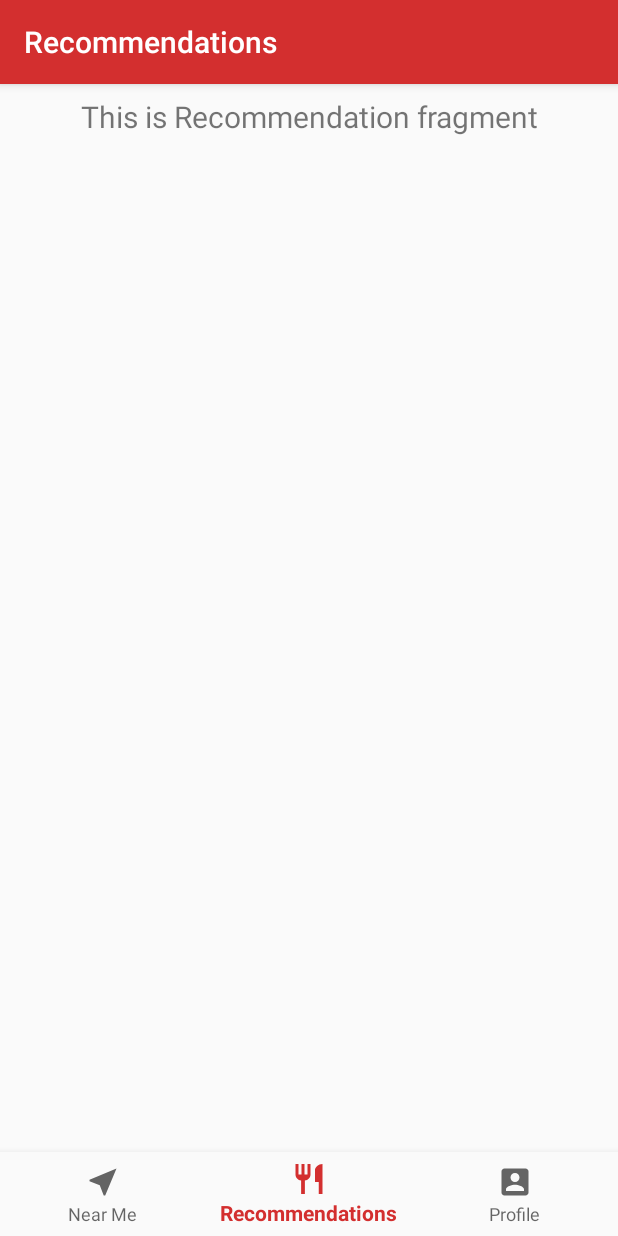
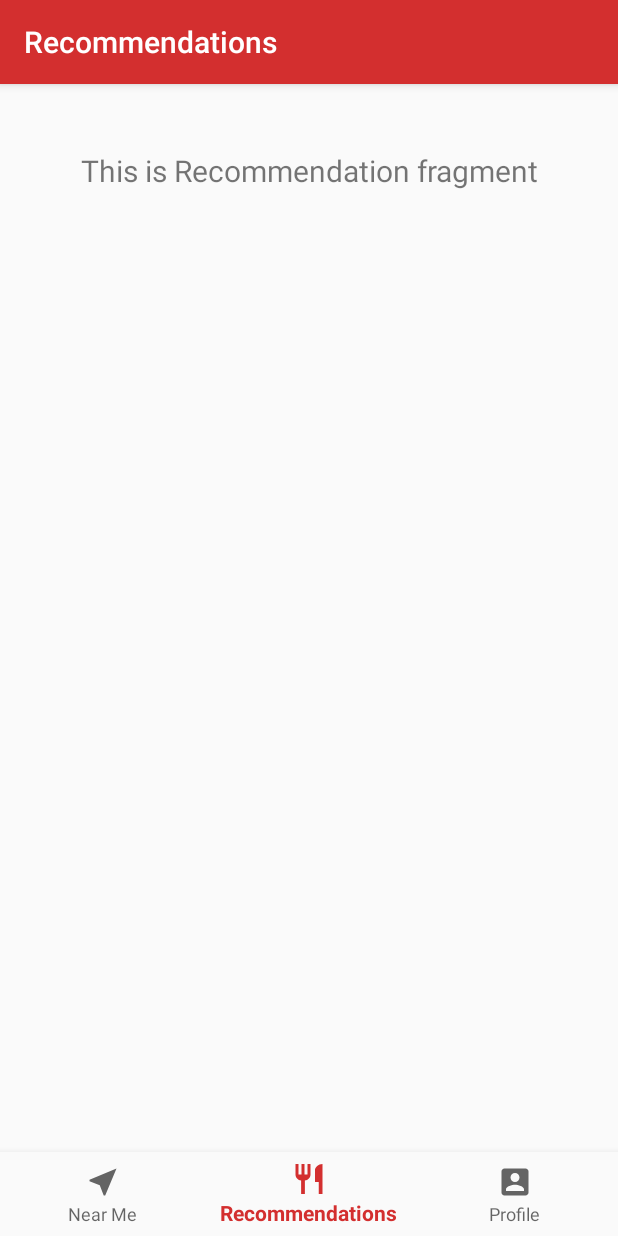
Before and after one commit to searjasub/FinderFeastApp, an Android app: the RecommendationsFragment screen opened through its navigation route, on a phone screen of 412 x 824 dp. Run offline under Robolectric (Android 15) with nearby library versions, the phone set to English and light mode, and no system bars; our stand-ins replace navigation-ui; libraries missing offline, so code that uses them is left out: cz.msebera.android.

Commit message:
small cahnges

```diff
--- a/app/src/main/res/layout/activity_login.xml
+++ b/app/src/main/res/layout/activity_login.xml
@@ -26,6 +26,7 @@
         android:layout_height="wrap_content"
         android:layout_marginLeft="30dp"
         android:layout_marginTop="20dp"
+        android:textAlignment="center"
         android:layout_marginRight="30dp"
         android:background="@drawable/rounder_shape"
         android:hint="@string/email"
@@ -41,6 +42,7 @@
         android:id="@+id/sing_up_password"
         android:textColor="#000"
         android:padding="10dp"
+        android:textAlignment="center"
         android:layout_width="match_parent"
         android:layout_height="wrap_content"
         android:layout_marginLeft="30dp"
--- a/app/src/main/res/layout/fragment_recommendations.xml
+++ b/app/src/main/res/layout/fragment_recommendations.xml
@@ -10,11 +10,12 @@
         android:layout_width="match_parent"
         android:layout_height="wrap_content"
         android:layout_marginStart="8dp"
-        android:layout_marginTop="8dp"
+        android:layout_marginTop="44dp"
         android:layout_marginEnd="8dp"
         android:textAlignment="center"
         android:textSize="20sp"
         app:layout_constraintEnd_toEndOf="parent"
+        app:layout_constraintHorizontal_bias="1.0"
         app:layout_constraintStart_toStartOf="parent"
         app:layout_constraintTop_toTopOf="parent" />
 </androidx.constraintlayout.widget.ConstraintLayout>
```
